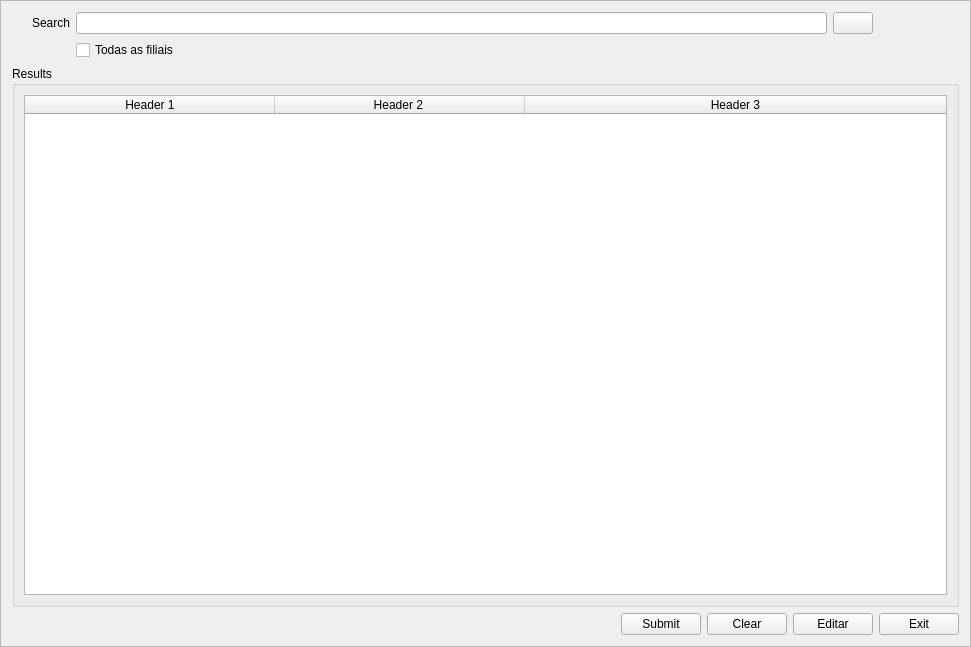
First picture: the form in src/GUI/SearchBoxAlfa.ui, repository f-t-alves/npx_public, before the edit.
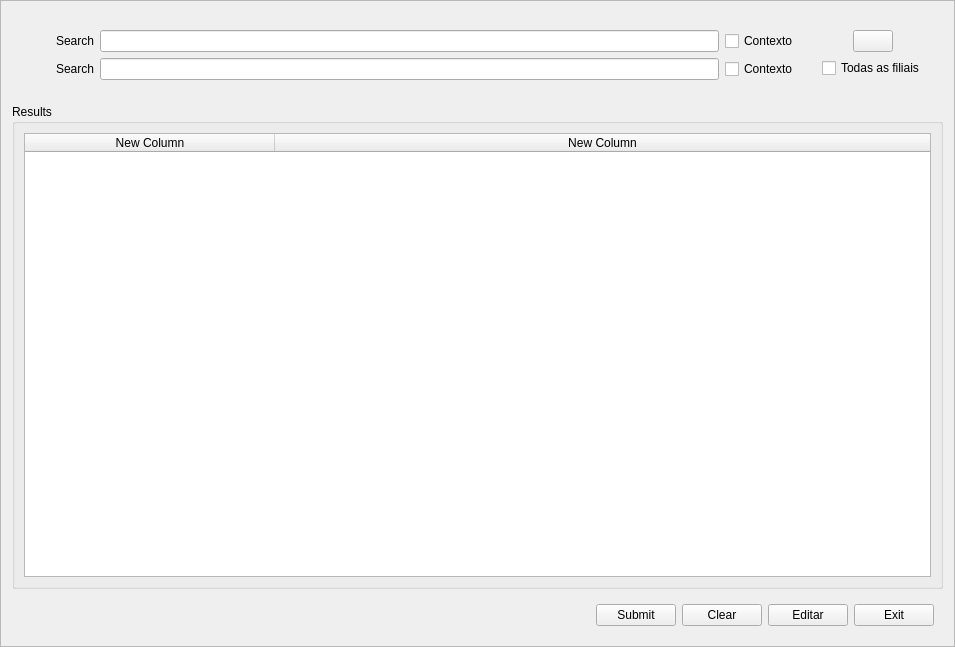
Second picture: the form after the edit. Icons and pictures are not drawn.

What changed in the file:
```diff
--- a/src/GUI/SearchBoxAlfa.ui
+++ b/src/GUI/SearchBoxAlfa.ui
@@ -6,7 +6,7 @@
    <rect>
     <x>0</x>
     <y>0</y>
-    <width>971</width>
+    <width>955</width>
     <height>647</height>
    </rect>
   </property>
@@ -23,30 +23,14 @@
   <property name="frameShadow">
    <enum>QFrame::Sunken</enum>
   </property>
+  <layout class="QGridLayout" name="gridLayout_5">
+   <item row="0" column="0">
+    <widget class="QWidget" name="widget2" native="true">
   <layout class="QGridLayout" name="gridLayout_2">
-   <item row="0" column="0">
-    <layout class="QVBoxLayout" name="verticalLayout_2">
-     <item>
-      <layout class="QVBoxLayout" name="verticalLayout">
-       <item>
-        <layout class="QHBoxLayout" name="horizontalLayout_2">
-         <item>
-          <layout class="QGridLayout" name="gridLayout">
            <item row="0" column="1">
-            <widget class="QLineEdit" name="EntrySearch">
-             <property name="alignment">
-              <set>Qt::AlignLeading|Qt::AlignLeft|Qt::AlignVCenter</set>
-             </property>
-            </widget>
-           </item>
-           <item row="1" column="1">
-            <widget class="QCheckBox" name="FiliaisCheckBox">
-             <property name="text">
-              <string>Todas as filiais</string>
-             </property>
-            </widget>
-           </item>
-           <item row="0" column="0">
+       <widget class="QWidget" name="widget" native="true">
+        <layout class="QGridLayout" name="gridLayout_3">
+         <item row="1" column="0">
             <widget class="QLabel" name="LabelText">
              <property name="text">
               <string>Search</string>
@@ -62,8 +46,64 @@
              </property>
             </widget>
            </item>
+         <item row="1" column="1">
+          <widget class="QLineEdit" name="EntrySearch">
+           <property name="alignment">
+            <set>Qt::AlignLeading|Qt::AlignLeft|Qt::AlignVCenter</set>
+           </property>
+          </widget>
+         </item>
+         <item row="1" column="2">
+          <widget class="QCheckBox" name="ContextCheckBox">
+           <property name="text">
+            <string>Contexto</string>
+           </property>
+          </widget>
+         </item>
+         <item row="2" column="1">
+          <widget class="QLineEdit" name="EntrySearch_2">
+           <property name="alignment">
+            <set>Qt::AlignLeading|Qt::AlignLeft|Qt::AlignVCenter</set>
+           </property>
+          </widget>
+         </item>
+         <item row="2" column="0">
+          <widget class="QLabel" name="LabelText_2">
+           <property name="text">
+            <string>Search</string>
+           </property>
+           <property name="alignment">
+            <set>Qt::AlignLeading|Qt::AlignLeft|Qt::AlignVCenter</set>
+           </property>
+           <property name="margin">
+            <number>0</number>
+           </property>
+           <property name="indent">
+            <number>20</number>
+           </property>
+          </widget>
+         </item>
+         <item row="2" column="2">
+          <widget class="QCheckBox" name="ContextCheckBox_2">
+           <property name="text">
+            <string>Contexto</string>
+           </property>
+          </widget>
+         </item>
+        </layout>
+       </widget>
+      </item>
            <item row="0" column="2">
+       <widget class="QWidget" name="widget_4" native="true">
+        <layout class="QGridLayout" name="gridLayout_4">
+         <item row="0" column="0" alignment="Qt::AlignHCenter">
             <widget class="QPushButton" name="SearchButton">
+           <property name="sizePolicy">
+            <sizepolicy hsizetype="Fixed" vsizetype="Fixed">
+             <horstretch>0</horstretch>
+             <verstretch>0</verstretch>
+            </sizepolicy>
+           </property>
              <property name="toolTip">
               <string>&lt;html&gt;&lt;head/&gt;&lt;body&gt;&lt;p&gt;&lt;img src=&quot;:/NPX ICO/search.png&quot;/&gt;&lt;/p&gt;&lt;/body&gt;&lt;/html&gt;</string>
              </property>
@@ -79,25 +119,17 @@
              </property>
             </widget>
            </item>
-           <item row="0" column="3">
-            <spacer name="horizontalSpacer">
-             <property name="orientation">
-              <enum>Qt::Horizontal</enum>
-             </property>
-             <property name="sizeType">
-              <enum>QSizePolicy::Fixed</enum>
-             </property>
-             <property name="sizeHint" stdset="0">
-              <size>
-               <width>40</width>
-               <height>20</height>
-              </size>
-             </property>
-            </spacer>
-           </item>
-          </layout>
-         </item>
-         <item>
+         <item row="1" column="0">
+          <widget class="QCheckBox" name="FiliaisCheckBox">
+           <property name="text">
+            <string>Todas as filiais</string>
+           </property>
+          </widget>
+         </item>
+        </layout>
+       </widget>
+      </item>
+      <item row="0" column="0">
           <widget class="QLabel" name="ImageSymbol">
            <property name="text">
             <string>&lt;html&gt;&lt;head/&gt;&lt;body&gt;&lt;p&gt;&lt;img src=&quot;:/NPX ICO/clinic (2).png&quot;/&gt;&lt;/p&gt;&lt;/body&gt;&lt;/html&gt;</string>
@@ -107,31 +139,16 @@
            </property>
           </widget>
          </item>
-         <item>
-          <spacer name="horizontalSpacer_2">
-           <property name="orientation">
-            <enum>Qt::Horizontal</enum>
-           </property>
-           <property name="sizeType">
-            <enum>QSizePolicy::Fixed</enum>
-           </property>
-           <property name="sizeHint" stdset="0">
-            <size>
-             <width>40</width>
-             <height>20</height>
-            </size>
-           </property>
-          </spacer>
-         </item>
-        </layout>
-       </item>
-       <item>
+     </layout>
+    </widget>
+   </item>
+   <item row="1" column="0">
         <widget class="QGroupBox" name="Panel">
          <property name="title">
           <string>Results</string>
          </property>
-         <layout class="QHBoxLayout" name="horizontalLayout_4">
-          <item>
+     <layout class="QGridLayout" name="gridLayout_6">
+      <item row="0" column="0">
            <widget class="QTableWidget" name="ResultTable">
             <property name="sizePolicy">
              <sizepolicy hsizetype="MinimumExpanding" vsizetype="Expanding">
@@ -155,7 +172,7 @@
              <bool>true</bool>
             </property>
             <property name="columnCount">
-             <number>3</number>
+         <number>2</number>
             </property>
             <attribute name="horizontalHeaderCascadingSectionResizes">
              <bool>true</bool>
@@ -171,42 +188,23 @@
             </attribute>
             <column>
              <property name="text">
-              <string>Header 1</string>
+          <string>New Column</string>
              </property>
             </column>
             <column>
              <property name="text">
-              <string>Header 2 </string>
-             </property>
-            </column>
-            <column>
-             <property name="text">
-              <string>Header 3</string>
-             </property>
-            </column>
+          <string>New Column</string>
+         </property>
+        </column>
            </widget>
           </item>
          </layout>
         </widget>
        </item>
-      </layout>
-     </item>
-     <item>
-      <layout class="QHBoxLayout" name="horizontalLayout">
-       <item>
-        <spacer name="horizontalSpacer_3">
-         <property name="orientation">
-          <enum>Qt::Horizontal</enum>
-         </property>
-         <property name="sizeHint" stdset="0">
-          <size>
-           <width>40</width>
-           <height>20</height>
-          </size>
-         </property>
-        </spacer>
-       </item>
-       <item>
+   <item row="2" column="0">
+    <widget class="QWidget" name="widget1" native="true">
+     <layout class="QGridLayout" name="gridLayout">
+      <item row="1" column="1">
         <widget class="QPushButton" name="SubmitButton">
          <property name="maximumSize">
           <size>
@@ -219,30 +217,42 @@
          </property>
         </widget>
        </item>
-       <item>
+      <item row="1" column="2">
         <widget class="QPushButton" name="ClearButton">
          <property name="text">
           <string>Clear</string>
          </property>
         </widget>
        </item>
-       <item>
+      <item row="1" column="3">
         <widget class="QPushButton" name="EditButton">
          <property name="text">
           <string>Editar</string>
          </property>
         </widget>
        </item>
-       <item>
+      <item row="1" column="4">
         <widget class="QPushButton" name="ExitButton">
          <property name="text">
           <string>Exit</string>
          </property>
         </widget>
        </item>
-      </layout>
-     </item>
-    </layout>
+      <item row="1" column="0">
+       <spacer name="horizontalSpacer">
+        <property name="orientation">
+         <enum>Qt::Horizontal</enum>
+        </property>
+        <property name="sizeHint" stdset="0">
+         <size>
+          <width>40</width>
+          <height>20</height>
+         </size>
+        </property>
+       </spacer>
+      </item>
+     </layout>
+    </widget>
    </item>
   </layout>
  </widget>
```
Left out of the diff: 10 changed lines with no effect on the pictures. Lines whose indentation alone changed are shown as unchanged.
